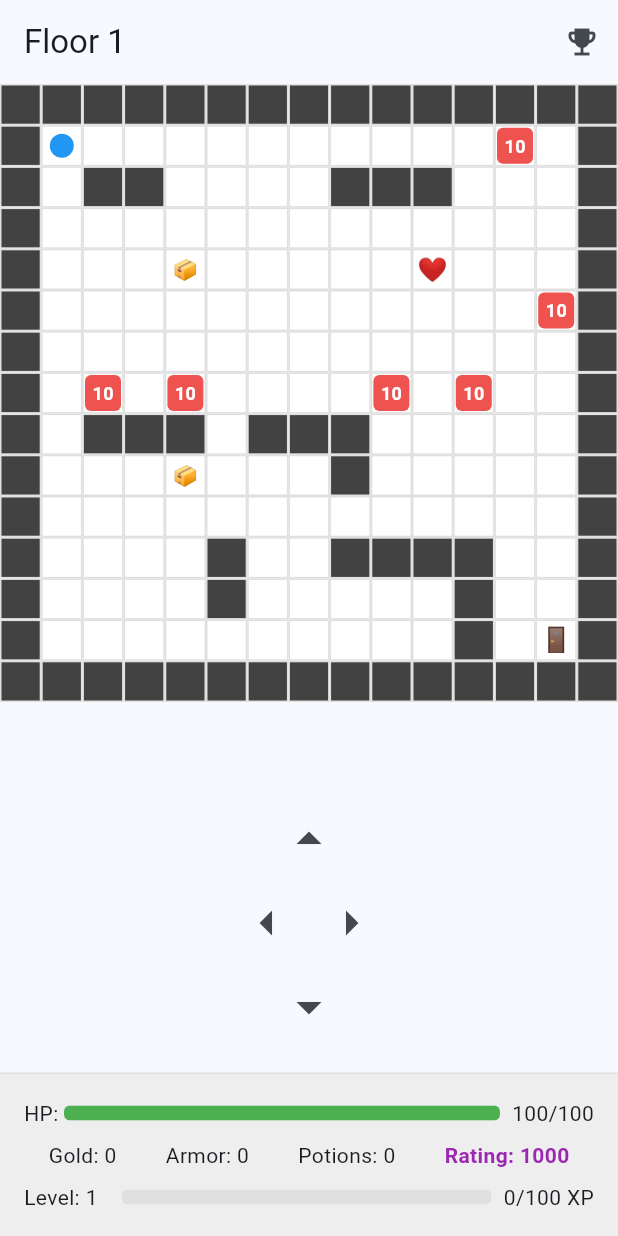
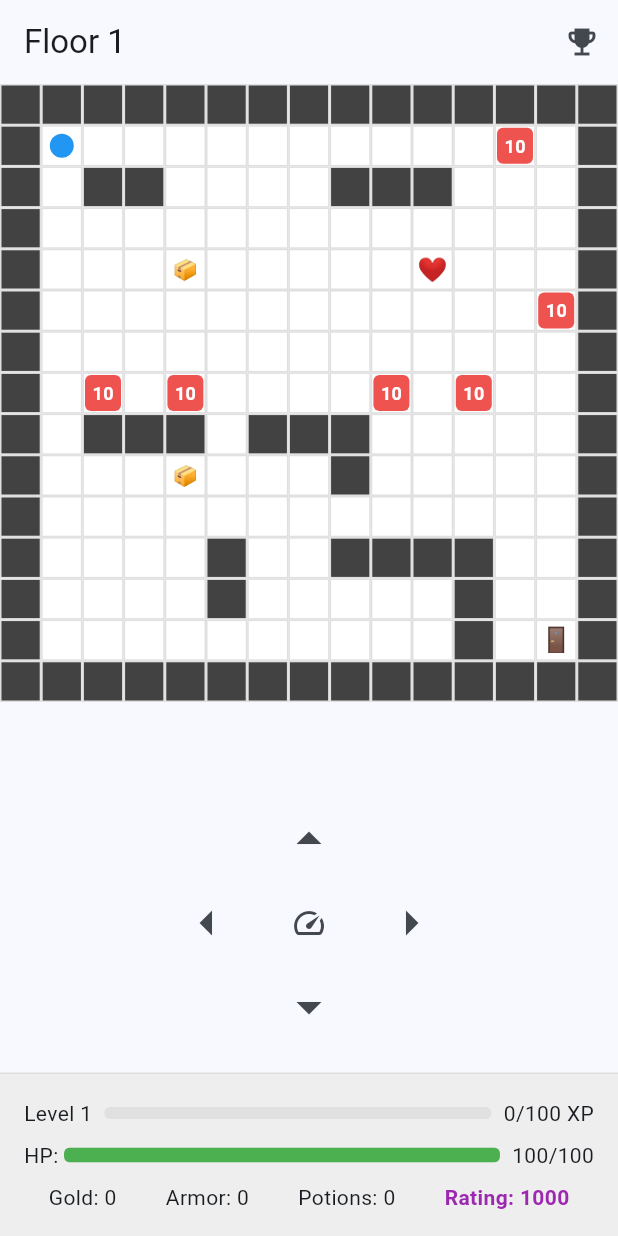
Before and after one commit to vpuhoff/dungeon_game_flutter, a Flutter app: the screen it shows after launch, after a tap on the "arrow drop up" icon, on a phone screen of 412 x 824 dp. Run offline on Flutter 3.47's test engine with Material 2 defaults, Android fonts, the light colour scheme and no system bars.

Commit message:
Доработка и рефакторинг

```diff
--- a/lib/models/game_state.dart
+++ b/lib/models/game_state.dart
@@ -28,10 +28,14 @@ class GameState {
   int totalSteps = 0;
   int hpUpgradesPurchased = 0;
 
-  // New fields for experience system
+  // Fields for level system
   int playerLevel = 1;
   int experience = 0;
   int experienceToNextLevel = 100;
+
+  // Fields for dash ability
+  int dashCooldown = 0;
+  static const int maxDashCooldown = 5; // Cooldown in turns
   List<Achievement> achievements = [];
   Position playerPosition = const Position(1, 1);
   Position exit = const Position(13, 13);  // boardSize - 2
@@ -75,16 +79,41 @@ class GameState {
     ];
   }
 
-  void addExperience(int amount) {
+  void gainExperience(int amount) {
     experience += amount;
     while (experience >= experienceToNextLevel) {
       experience -= experienceToNextLevel;
       playerLevel++;
       experienceToNextLevel = (experienceToNextLevel * 1.5).round();
-      // Бонус за уровень
+
+      // Level up bonuses
       maxHp += 10;
       hp = maxHp;
     }
+  }
+
+  // Method for dash ability
+  bool dash(Position direction) {
+    if (dashCooldown > 0) {
+      return false;
+    }
+
+    // Dash 2 cells in the specified direction
+    Position dashEnd = Position(
+      playerPosition.x + direction.x * 2,
+      playerPosition.y + direction.y * 2
+    );
+
+    // Check if dash is possible
+    if (dashEnd.x < 0 || dashEnd.x >= boardSize ||
+        dashEnd.y < 0 || dashEnd.y >= boardSize ||
+        walls.contains(dashEnd)) {
+      return false;
+    }
+
+    playerPosition = dashEnd;
+    dashCooldown = maxDashCooldown;
+    return true;
   }
 
   void checkAchievements() {
@@ -120,7 +149,7 @@ class GameState {
     if (!achievement.unlocked) {
       achievement.unlocked = true;
       gold += achievement.rewardGold;
-      addExperience(50); // Опыт за достижение
+      gainExperience(50); // Опыт за достижение
     }
   }
 
@@ -188,10 +217,11 @@ class GameState {
     gold = 0;
     totalSteps = 0;
     hpUpgradesPurchased = 0;
-    // Reset experience system
+    // Reset experience system and abilities
     playerLevel = 1;
     experience = 0;
     experienceToNextLevel = 100;
+    dashCooldown = 0;
     // Reset achievements
     _initializeAchievements();
     playerPosition = const Position(1, 1);
@@ -250,7 +280,7 @@ class GameState {
       takeDamage(enemy.damage);
       gold += enemy.damage;
       enemy.defeated = true;
-      addExperience(enemy.damage); // Опыт за победу над врагом
+        gainExperience(enemy.damage * 2); // Experience for defeating enemy
       checkAchievements();
     }
 
@@ -280,6 +310,11 @@ class GameState {
 
     // Перемещение игрока
     playerPosition = newPosition;
+
+    // Reduce dash cooldown
+    if (dashCooldown > 0) {
+      dashCooldown--;
+    }
 
     return true;
   }
--- a/lib/screens/game_screen.dart
+++ b/lib/screens/game_screen.dart
@@ -152,6 +152,9 @@ class _GameScreenState extends State<GameScreen> {
 
   void _handleMove(Position newPosition) {
     if (_isDialogOpen) return;
+
+    // Even if move is invalid, request focus
+    _requestFocus();
 
     if (gameState.movePlayer(newPosition)) {
       setState(() {});
@@ -354,6 +357,28 @@ class _GameScreenState extends State<GameScreen> {
       ),
       child: Column(
         children: [
+          // Level and XP bar
+          Row(
+            children: [
+              Text('Level ${gameState.playerLevel}'),
+              const SizedBox(width: 8),
+              Expanded(
+                child: ClipRRect(
+                  borderRadius: BorderRadius.circular(4),
+                  child: LinearProgressIndicator(
+                    value: gameState.experience / gameState.experienceToNextLevel,
+                    backgroundColor: Colors.grey[300],
+                    color: Colors.purple,
+                    minHeight: 8,
+                  ),
+                ),
+              ),
+              const SizedBox(width: 8),
+              Text('${gameState.experience}/${gameState.experienceToNextLevel} XP'),
+            ],
+          ),
+          const SizedBox(height: 8),
+          // HP bar
           Row(
             children: [
               const Text('HP: '),
@@ -398,31 +423,11 @@ class _GameScreenState extends State<GameScreen> {
               ),
             ],
           ),
-              const SizedBox(height: 8),
-              Row(
-              children: [
-                const Text('Level: '),
-                Text('${gameState.playerLevel}'),
-                const SizedBox(width: 16),
-                Expanded(
-                child: ClipRRect(
-                  borderRadius: BorderRadius.circular(4),
-                  child: LinearProgressIndicator(
-                  value: gameState.experience / gameState.experienceToNextLevel,
-                  backgroundColor: Colors.grey[300],
-                  color: Colors.purple,
-                  minHeight: 10,
-                  ),
-                ),
-                ),
-                const SizedBox(width: 8),
-                Text('${gameState.experience}/${gameState.experienceToNextLevel} XP'),
-              ],
-              ),
         ],
       ),
     );
   }
+
 
   Color _getHpColor(int hp) {
     if (hp > 60) return Colors.green;
@@ -432,19 +437,24 @@ class _GameScreenState extends State<GameScreen> {
 
   /// Виджет джойстика для управления игроком.
   Widget buildJoystick() {
-    return Padding(
+    return Container(
       padding: const EdgeInsets.all(16.0),
       child: Column(
         mainAxisSize: MainAxisSize.min,
         children: [
-          // Кнопка "Вверх"
+          // Up button row
+          Row(
+            mainAxisAlignment: MainAxisAlignment.center,
+            children: [
               IconButton(
                 icon: const Icon(Icons.arrow_drop_up, size: 40),
                 onPressed: () {
                   _handleMove(gameState.playerPosition.translate(dy: -1));
                 },
               ),
-          // Строка с кнопками "Влево", "Зелье" и "Вправо"
+            ],
+          ),
+          // Middle row with left, dash/potion, right
           Row(
             mainAxisAlignment: MainAxisAlignment.center,
             children: [
@@ -454,24 +464,39 @@ class _GameScreenState extends State<GameScreen> {
                   _handleMove(gameState.playerPosition.translate(dx: -1));
                 },
               ),
-              if (gameState.healingPotions > 0)
-                Padding(
-                  padding: const EdgeInsets.symmetric(horizontal: 8.0),
-                  child: ElevatedButton(
+              const SizedBox(width: 16),
+              // Center buttons
+              Column(
+                children: [
+                  if (gameState.dashCooldown == 0)
+                    IconButton(
+                      icon: const Icon(Icons.speed),
                       onPressed: () {
                         setState(() {
-                        gameState.useHealingPotion();
+                          // Use the last movement direction for dash
+                          gameState.dash(const Position(0, -1));
                         });
                       },
-                    child: Column(
+                      tooltip: 'Dash',
+                    ),
+                  if (gameState.healingPotions > 0)
+                    IconButton(
+                      icon: Column(
                         mainAxisSize: MainAxisSize.min,
                         children: [
                           const Text('🧪', style: TextStyle(fontSize: 20)),
                           Text('${gameState.healingPotions}'),
                         ],
                       ),
+                      onPressed: () {
+                        setState(() {
+                          gameState.useHealingPotion();
+                        });
+                      },
                     ),
+                ],
               ),
+              const SizedBox(width: 16),
               IconButton(
                 icon: const Icon(Icons.arrow_right, size: 40),
                 onPressed: () {
@@ -480,7 +505,10 @@ class _GameScreenState extends State<GameScreen> {
               ),
             ],
           ),
-          // Кнопка "Вниз"
+          // Down button row
+          Row(
+            mainAxisAlignment: MainAxisAlignment.center,
+            children: [
               IconButton(
                 icon: const Icon(Icons.arrow_drop_down, size: 40),
                 onPressed: () {
@@ -489,8 +517,16 @@ class _GameScreenState extends State<GameScreen> {
               ),
             ],
           ),
+          if (gameState.dashCooldown > 0)
+            Padding(
+              padding: const EdgeInsets.only(top: 8.0),
+              child: Text('Dash cooldown: ${gameState.dashCooldown}'),
+            ),
+        ],
+      ),
     );
   }
+
 
   @override
   Widget build(BuildContext context) {
@@ -505,11 +541,10 @@ class _GameScreenState extends State<GameScreen> {
           ),
         ],
         ),
-      body: RawKeyboardListener(
-        focusNode: _focusNode,
+        body: Focus(
         autofocus: true,
-        onKey: (RawKeyEvent event) {
-            if (event is RawKeyDownEvent) {
+        onKeyEvent: (FocusNode node, KeyEvent event) {
+          if (event is KeyDownEvent) {
           Position? newPosition;
           if (event.logicalKey == LogicalKeyboardKey.arrowLeft) {
             newPosition = gameState.playerPosition.translate(dx: -1);
@@ -523,14 +558,16 @@ class _GameScreenState extends State<GameScreen> {
 
           if (newPosition != null) {
             _handleMove(newPosition);
+            return KeyEventResult.handled;
           }
           }
+          return KeyEventResult.ignored;
         },
         child: Column(
           children: [
             Expanded(
                 child: GestureDetector(
-                // При необходимости можно оставить обработчики свайпов
+                onTapDown: (_) => _requestFocus(), // Add this line to handle taps
                 child: GridView.builder(
                   physics: const NeverScrollableScrollPhysics(),
                   gridDelegate: const SliverGridDelegateWithFixedCrossAxisCount(
```
Lines whose indentation alone changed are shown as unchanged.
